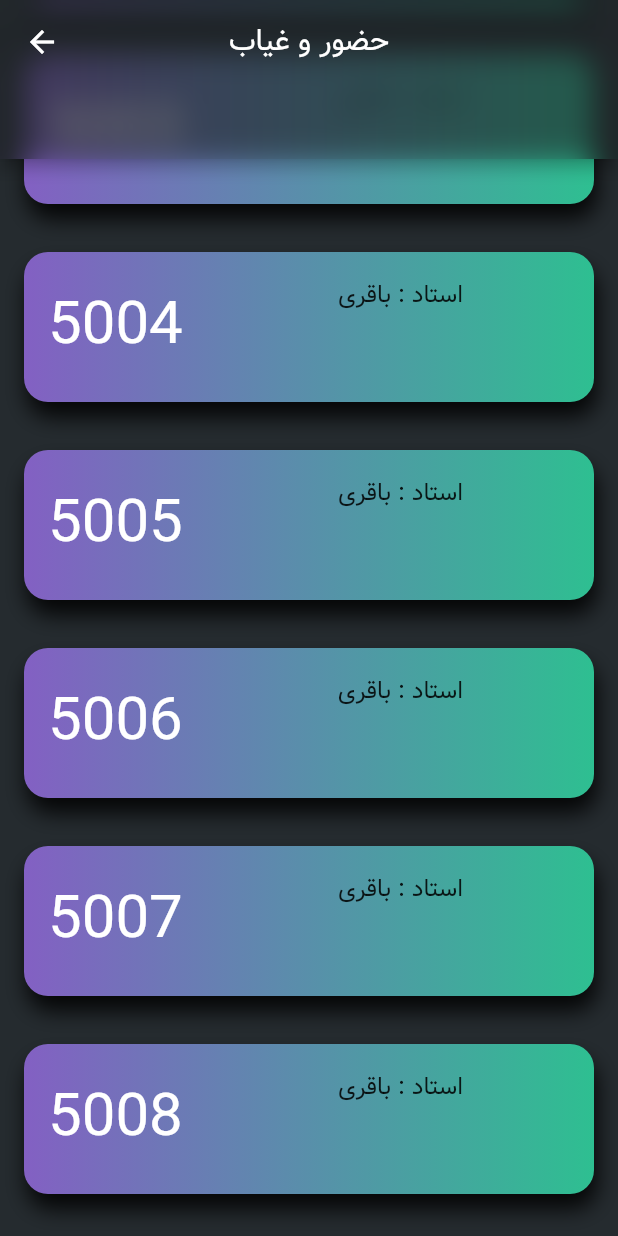
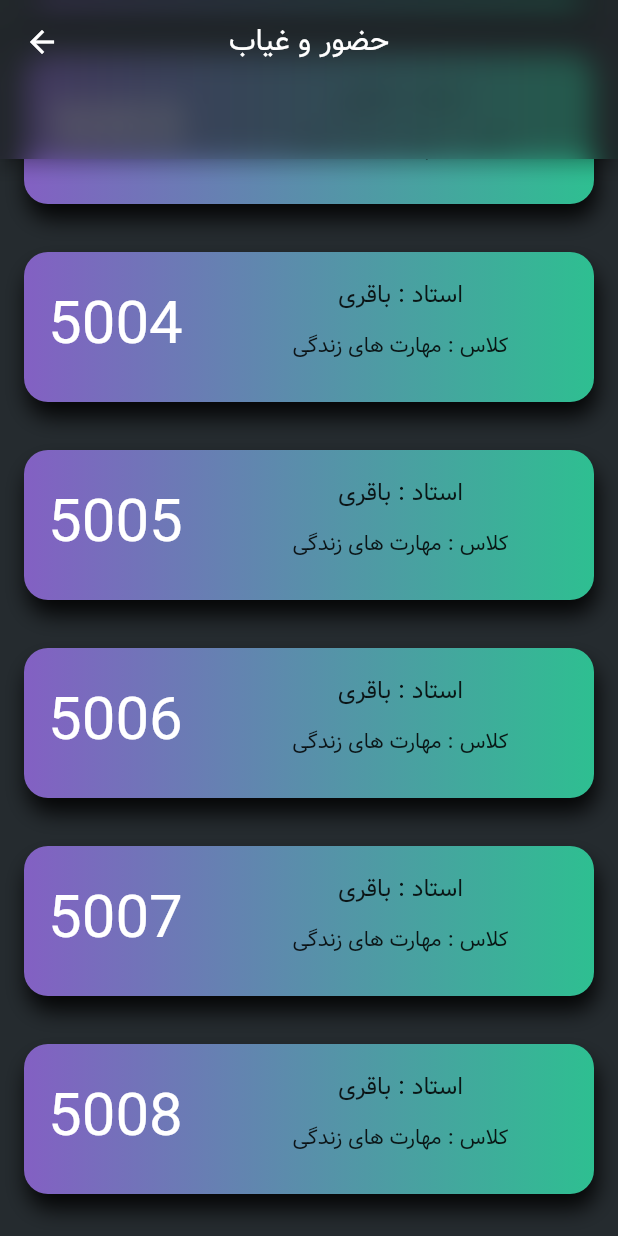
Before and after one commit to hasanforaty/presence_uni, a Flutter app: the AttendancePage screen opened by its route, scrolled down 576 dp, on a phone screen of 412 x 824 dp. Run offline on Flutter 3.47's test engine with Material 2 defaults, Android fonts, the phone set to English and light mode, and no system bars; our stand-ins replace font_awesome_flutter, get, lottie.

Commit message:
add class name to attendacne_item.dart

```diff
--- a/lib/widgets/attendacne_item.dart
+++ b/lib/widgets/attendacne_item.dart
@@ -3,8 +3,12 @@ import 'package:flutter/material.dart';
 class AttendanceItem extends StatelessWidget {
   final String attendanceNumber;
   final String teacherName;
+  final String className;
   const AttendanceItem(
-      {Key? key, required this.attendanceNumber, this.teacherName = "باقری"})
+      {Key? key,
+      required this.attendanceNumber,
+      this.teacherName = "باقری",
+      this.className = "مهارت های زندگی"})
       : super(key: key);
 
   @override
@@ -60,7 +64,12 @@ class AttendanceItem extends StatelessWidget {
                           .labelLarge
                           ?.copyWith(fontSize: 16),
                     ),
-                    Expanded(child: Container()),
+                    Expanded(
+                        child: Center(
+                            child: Text(
+                      "کلاس : $className",
+                      style: Theme.of(context).textTheme.labelLarge,
+                    ))),
                   ],
                 ),
               ),
```
